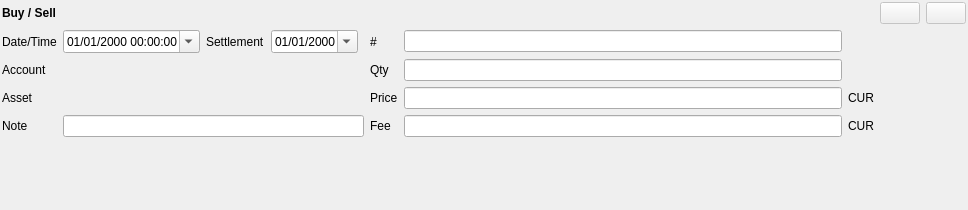
Qt form jal/ui/widgets/trade_operation.ui (titov-vv/jal) before a commit.
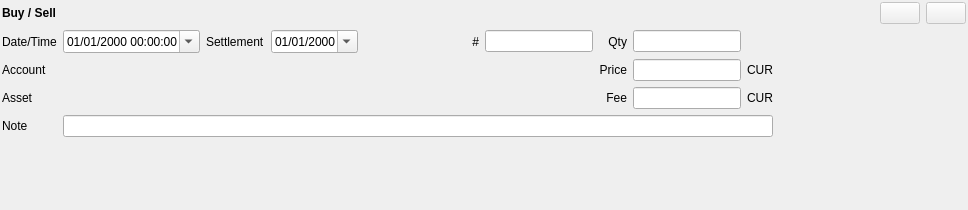
The same form after that commit. Custom widgets are drawn as their Qt base class.

Commit message: Dividend and Transfer widgets were updated.

The edit to the form file:
```diff
--- a/jal/ui/widgets/trade_operation.ui
+++ b/jal/ui/widgets/trade_operation.ui
@@ -26,44 +26,47 @@
    <property name="bottomMargin">
     <number>2</number>
    </property>
-   <item row="1" column="5">
-    <widget class="QLabel" name="number_label">
+   <item row="2" column="7">
+    <widget class="QLabel" name="price_label">
      <property name="text">
-      <string>#</string>
+      <string>Price</string>
      </property>
+     <property name="alignment">
+      <set>Qt::AlignRight|Qt::AlignTrailing|Qt::AlignVCenter</set>
+     </property>
     </widget>
    </item>
-   <item row="3" column="6">
+   <item row="1" column="8">
+    <widget class="QLineEdit" name="qty_edit">
+     <property name="alignment">
+      <set>Qt::AlignRight|Qt::AlignTrailing|Qt::AlignVCenter</set>
+     </property>
+    </widget>
+   </item>
+   <item row="0" column="11">
+    <widget class="QPushButton" name="commit_button">
+     <property name="enabled">
+      <bool>false</bool>
+     </property>
+     <property name="toolTip">
+      <string>Commit changes</string>
+     </property>
+     <property name="text">
+      <string/>
+     </property>
+    </widget>
+   </item>
+   <item row="2" column="8">
     <widget class="QLineEdit" name="price_edit">
      <property name="alignment">
       <set>Qt::AlignRight|Qt::AlignTrailing|Qt::AlignVCenter</set>
      </property>
     </widget>
    </item>
-   <item row="4" column="6">
-    <widget class="QLineEdit" name="fee_edit">
-     <property name="alignment">
-      <set>Qt::AlignRight|Qt::AlignTrailing|Qt::AlignVCenter</set>
-     </property>
-    </widget>
-   </item>
-   <item row="1" column="1">
-    <widget class="QDateTimeEdit" name="timestamp_editor">
-     <property name="displayFormat">
-      <string>dd/MM/yyyy hh:mm:ss</string>
-     </property>
-     <property name="calendarPopup">
-      <bool>true</bool>
-     </property>
-     <property name="timeSpec">
-      <enum>Qt::UTC</enum>
-     </property>
-    </widget>
-   </item>
-   <item row="2" column="5">
-    <widget class="QLabel" name="qty_label">
+   <item row="3" column="9">
+    <widget class="AccountCurrencyLabel" name="currency_fee">
      <property name="text">
-      <string>Qty</string>
+      <string>CUR</string>
      </property>
     </widget>
    </item>
@@ -74,22 +77,6 @@
      </property>
     </widget>
    </item>
-   <item row="0" column="9">
-    <widget class="QPushButton" name="revert_button">
-     <property name="enabled">
-      <bool>false</bool>
-     </property>
-     <property name="acceptDrops">
-      <bool>false</bool>
-     </property>
-     <property name="toolTip">
-      <string>Cancel changes</string>
-     </property>
-     <property name="text">
-      <string/>
-     </property>
-    </widget>
-   </item>
    <item row="3" column="0">
     <widget class="QLabel" name="symbol_label">
      <property name="text">
@@ -97,16 +84,6 @@
      </property>
     </widget>
    </item>
-   <item row="3" column="5">
-    <widget class="QLabel" name="price_label">
-     <property name="text">
-      <string>Price</string>
-     </property>
-    </widget>
-   </item>
-   <item row="3" column="1" colspan="4">
-    <widget class="AssetSelector" name="asset_widget" native="true"/>
-   </item>
    <item row="0" column="0">
     <widget class="QLabel" name="main_label">
      <property name="font">
@@ -119,25 +96,25 @@
      </property>
     </widget>
    </item>
-   <item row="0" column="8">
-    <widget class="QPushButton" name="commit_button">
-     <property name="enabled">
-      <bool>false</bool>
-     </property>
-     <property name="toolTip">
-      <string>Commit changes</string>
-     </property>
+   <item row="1" column="2">
+    <widget class="QLabel" name="settlement_label">
      <property name="text">
-      <string/>
+      <string>Settlement</string>
      </property>
     </widget>
    </item>
-   <item row="2" column="0">
-    <widget class="QLabel" name="account_label">
-     <property name="text">
-      <string>Account</string>
+   <item row="2" column="10">
+    <spacer name="horizontalSpacer">
+     <property name="orientation">
+      <enum>Qt::Horizontal</enum>
      </property>
-    </widget>
+     <property name="sizeHint" stdset="0">
+      <size>
+       <width>40</width>
+       <height>20</height>
+      </size>
+     </property>
+    </spacer>
    </item>
    <item row="4" column="0">
     <widget class="QLabel" name="comment_label">
@@ -146,6 +123,86 @@
      </property>
     </widget>
    </item>
+   <item row="2" column="0">
+    <widget class="QLabel" name="account_label">
+     <property name="text">
+      <string>Account</string>
+     </property>
+    </widget>
+   </item>
+   <item row="3" column="7">
+    <widget class="QLabel" name="fee_label">
+     <property name="text">
+      <string>Fee</string>
+     </property>
+     <property name="alignment">
+      <set>Qt::AlignRight|Qt::AlignTrailing|Qt::AlignVCenter</set>
+     </property>
+    </widget>
+   </item>
+   <item row="1" column="7">
+    <widget class="QLabel" name="qty_label">
+     <property name="text">
+      <string>Qty</string>
+     </property>
+     <property name="alignment">
+      <set>Qt::AlignRight|Qt::AlignTrailing|Qt::AlignVCenter</set>
+     </property>
+    </widget>
+   </item>
+   <item row="2" column="9">
+    <widget class="AccountCurrencyLabel" name="currency_price">
+     <property name="text">
+      <string>CUR</string>
+     </property>
+    </widget>
+   </item>
+   <item row="3" column="8">
+    <widget class="QLineEdit" name="fee_edit">
+     <property name="alignment">
+      <set>Qt::AlignRight|Qt::AlignTrailing|Qt::AlignVCenter</set>
+     </property>
+    </widget>
+   </item>
+   <item row="0" column="12">
+    <widget class="QPushButton" name="revert_button">
+     <property name="enabled">
+      <bool>false</bool>
+     </property>
+     <property name="acceptDrops">
+      <bool>false</bool>
+     </property>
+     <property name="toolTip">
+      <string>Cancel changes</string>
+     </property>
+     <property name="text">
+      <string/>
+     </property>
+    </widget>
+   </item>
+   <item row="1" column="5">
+    <widget class="QLabel" name="number_label">
+     <property name="text">
+      <string>#</string>
+     </property>
+     <property name="alignment">
+      <set>Qt::AlignRight|Qt::AlignTrailing|Qt::AlignVCenter</set>
+     </property>
+    </widget>
+   </item>
+   <item row="1" column="1">
+    <widget class="QDateTimeEdit" name="timestamp_editor">
+     <property name="displayFormat">
+      <string>dd/MM/yyyy hh:mm:ss</string>
+     </property>
+     <property name="calendarPopup">
+      <bool>true</bool>
+     </property>
+     <property name="timeSpec">
+      <enum>Qt::UTC</enum>
+     </property>
+    </widget>
+   </item>
    <item row="1" column="3">
     <widget class="QDateEdit" name="settlement_editor">
      <property name="displayFormat">
@@ -156,12 +213,14 @@
      </property>
     </widget>
    </item>
-   <item row="4" column="5">
-    <widget class="QLabel" name="fee_label">
-     <property name="text">
-      <string>Fee</string>
-     </property>
-    </widget>
+   <item row="2" column="1" colspan="6">
+    <widget class="AccountSelector" name="account_widget" native="true"/>
+   </item>
+   <item row="4" column="1" colspan="9">
+    <widget class="QLineEdit" name="note"/>
+   </item>
+   <item row="3" column="1" colspan="6">
+    <widget class="AssetSelector" name="asset_widget" native="true"/>
    </item>
    <item row="5" column="0">
     <spacer name="vertical_spacer">
@@ -176,42 +235,21 @@
      </property>
     </spacer>
    </item>
-   <item row="2" column="1" colspan="4">
-    <widget class="AccountSelector" name="account_widget" native="true"/>
-   </item>
-   <item row="4" column="1" colspan="4">
-    <widget class="QLineEdit" name="note"/>
-   </item>
    <item row="1" column="6">
     <widget class="QLineEdit" name="number"/>
    </item>
-   <item row="2" column="6">
-    <widget class="QLineEdit" name="qty_edit">
-     <property name="alignment">
-      <set>Qt::AlignRight|Qt::AlignTrailing|Qt::AlignVCenter</set>
+   <item row="1" column="4">
+    <spacer name="horizontalSpacer_2">
+     <property name="orientation">
+      <enum>Qt::Horizontal</enum>
      </property>
-    </widget>
-   </item>
-   <item row="1" column="2">
-    <widget class="QLabel" name="settlement_label">
-     <property name="text">
-      <string>Settlement</string>
+     <property name="sizeHint" stdset="0">
+      <size>
+       <width>40</width>
+       <height>20</height>
+      </size>
      </property>
-    </widget>
-   </item>
-   <item row="3" column="7">
-    <widget class="AccountCurrencyLabel" name="currency_price">
-     <property name="text">
-      <string>CUR</string>
-     </property>
-    </widget>
-   </item>
-   <item row="4" column="7">
-    <widget class="AccountCurrencyLabel" name="currency_fee">
-     <property name="text">
-      <string>CUR</string>
-     </property>
-    </widget>
+    </spacer>
    </item>
   </layout>
  </widget>
```
The commit also changes 3 other files.
